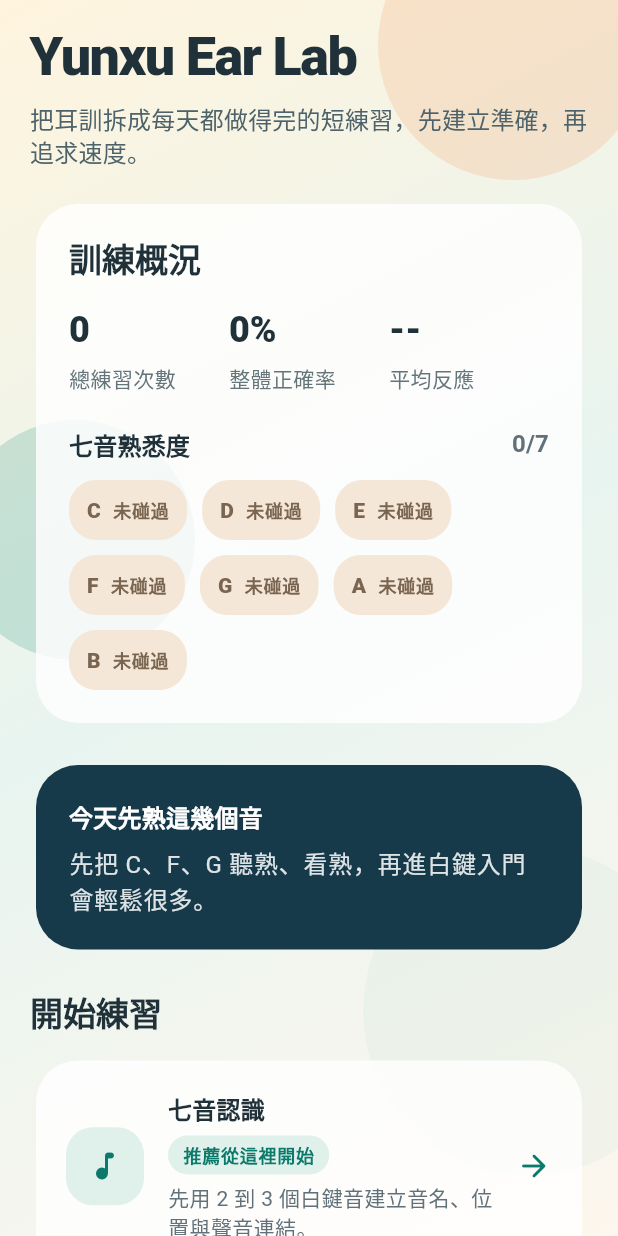
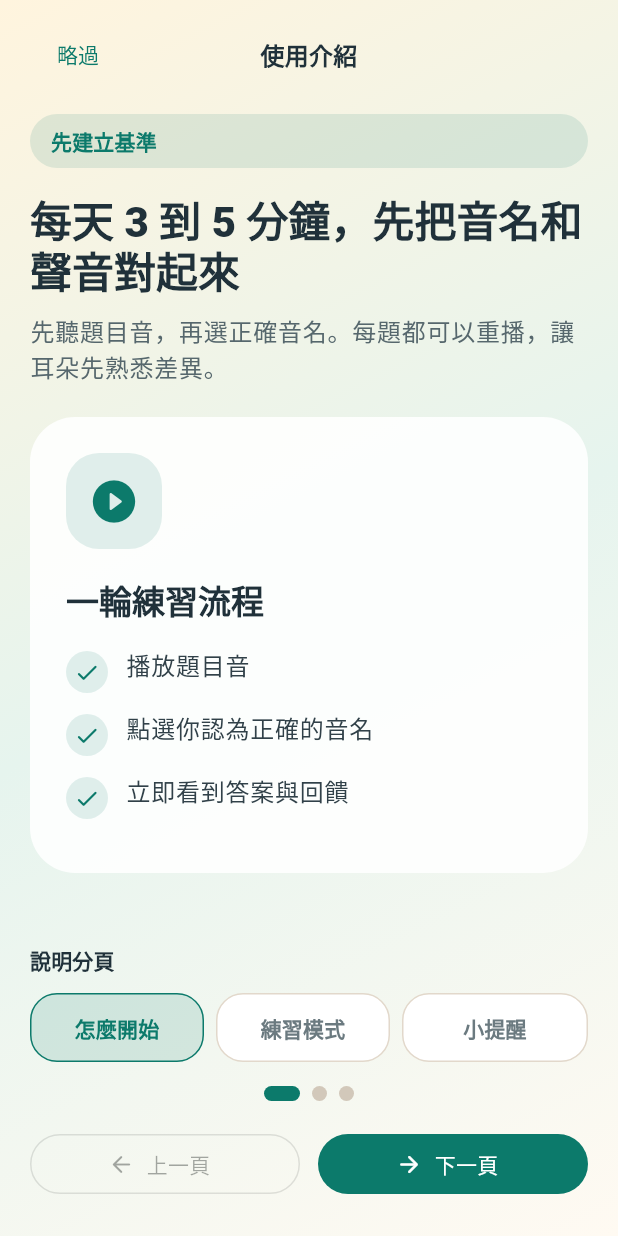
Before and after one commit to nelsonchung/yunxu_absolute_pitch, a Flutter app: the screen it shows after launch, on a phone screen of 412 x 824 dp. Run offline on Flutter 3.47's test engine with Material 3 defaults, Android fonts, the phone set to English and light mode, and no system bars; our stand-ins replace audioplayers, shared_preferences.

Commit message:
降低首次使用門檻並保留使用說明入口
首次啟動直接進入訓練首頁，讓新手缺少操作脈絡；進入首頁後也無法快速重新打開使用說明。這次加入首次引導、底部說明分頁與首頁重開入口，並用 widget 測試鎖定第一次啟動與再次查看說明的流程。

根因 (Root cause):
app 缺少首次啟動引導與重新查看使用說明的入口，導致新使用者不容易理解操作步驟與各練習模式的差異。

解法 (Solution):
新增多頁介紹頁與底部說明分頁導覽，使用 shared_preferences 記錄是否已看過引導，首次啟動先顯示介紹頁，並在首頁右上角加入可重新開啟說明的按鈕，同時補上介紹頁與整體流程的 widget 驗證。

Constraint: 沿用既有 shared_preferences，不新增依賴
Rejected: 只在首頁放靜態說明卡 | 無法覆蓋首次啟動引導流程
Confidence: high
Scope-risk: narrow
Reversibility: clean
Directive: 若後續調整啟動流程或介紹頁結構，請同步更新 app_flow_test 與 intro_page_test
Tested: flutter analyze; flutter test
Not-tested: 實機手動檢查不同螢幕尺寸、深色模式與轉場視覺

```diff
--- a/lib/src/app.dart
+++ b/lib/src/app.dart
@@ -6,6 +6,7 @@
 import 'ear_training/home_page.dart';
 import 'ear_training/note_player.dart';
 import 'ear_training/progress_repository.dart';
+import 'intro/intro_page.dart';
 
 class EarTrainingApp extends StatefulWidget {
   const EarTrainingApp({super.key});
@@ -16,16 +17,19 @@
 
 class _EarTrainingAppState extends State<EarTrainingApp> {
   late final EarTrainingController _controller;
+  late final ProgressRepository _repository;
   late final Future<void> _bootstrap;
+  var _hasSeenIntro = false;
 
   @override
   void initState() {
     super.initState();
+    _repository = ProgressRepository();
     _controller = EarTrainingController(
-      repository: ProgressRepository(),
+      repository: _repository,
       player: NotePlayer(),
     );
-    _bootstrap = _controller.load();
+    _bootstrap = _loadAppState();
   }
 
   @override
@@ -47,10 +51,31 @@
             return const _BootScreen();
           }
 
+          if (!_hasSeenIntro) {
+            return IntroPage(onFinished: _completeIntro);
+          }
+
           return EarTrainingHomePage(controller: _controller);
         },
       ),
     );
+  }
+
+  Future<void> _loadAppState() async {
+    await _controller.load();
+    _hasSeenIntro = await _repository.hasSeenIntro();
+  }
+
+  Future<void> _completeIntro() async {
+    await _repository.markIntroSeen();
+
+    if (!mounted) {
+      return;
+    }
+
+    setState(() {
+      _hasSeenIntro = true;
+    });
   }
 
   ThemeData _buildTheme() {
--- a/lib/src/ear_training/home_page.dart
+++ b/lib/src/ear_training/home_page.dart
@@ -1,5 +1,6 @@
 import 'package:flutter/material.dart';
 
+import '../intro/intro_page.dart';
 import 'controller.dart';
 import 'note_library.dart';
 import 'practice_page.dart';
@@ -42,7 +43,7 @@
                   child: ListView(
                     padding: const EdgeInsets.fromLTRB(20, 16, 20, 28),
                     children: [
-                      const _Header(),
+                      _Header(onOpenIntro: () => _openIntro(context)),
                       const SizedBox(height: 20),
                       _OverviewCard(progress: progress),
                       const SizedBox(height: 20),
@@ -114,14 +115,34 @@
       ),
     );
   }
+
+  Future<void> _openIntro(BuildContext context) async {
+    await Navigator.of(context).push(
+      MaterialPageRoute<void>(
+        fullscreenDialog: true,
+        builder: (pageContext) => IntroPage(
+          dismissLabel: '關閉',
+          onFinished: () async {
+            Navigator.of(pageContext).pop();
+          },
+        ),
+      ),
+    );
+  }
 }
 
 class _Header extends StatelessWidget {
-  const _Header();
+  const _Header({required this.onOpenIntro});
+
+  final VoidCallback onOpenIntro;
 
   @override
   Widget build(BuildContext context) {
-    return Column(
+    return Row(
+      crossAxisAlignment: CrossAxisAlignment.start,
+      children: [
+        Expanded(
+          child: Column(
             crossAxisAlignment: CrossAxisAlignment.start,
             children: [
               Text(
@@ -138,6 +159,15 @@
                   color: const Color(0xFF4D626A),
                   height: 1.4,
                 ),
+              ),
+            ],
+          ),
+        ),
+        const SizedBox(width: 12),
+        IconButton.filledTonal(
+          tooltip: '查看介紹',
+          onPressed: onOpenIntro,
+          icon: const Icon(Icons.info_outline_rounded),
         ),
       ],
     );
--- a/lib/src/ear_training/progress_repository.dart
+++ b/lib/src/ear_training/progress_repository.dart
@@ -6,6 +6,7 @@
 
 class ProgressRepository {
   static const _storageKey = 'yunxu_ear_training_progress_v1';
+  static const _introSeenKey = 'yunxu_intro_seen_v1';
 
   Future<ProgressSnapshot> load() async {
     final preferences = await SharedPreferences.getInstance();
@@ -27,4 +28,14 @@
     final preferences = await SharedPreferences.getInstance();
     await preferences.setString(_storageKey, jsonEncode(snapshot.toJson()));
   }
+
+  Future<bool> hasSeenIntro() async {
+    final preferences = await SharedPreferences.getInstance();
+    return preferences.getBool(_introSeenKey) ?? false;
+  }
+
+  Future<void> markIntroSeen() async {
+    final preferences = await SharedPreferences.getInstance();
+    await preferences.setBool(_introSeenKey, true);
+  }
 }
--- /dev/null
+++ b/lib/src/intro/intro_page.dart
@@ -0,0 +1,421 @@
+import 'package:flutter/material.dart';
+
+class IntroPage extends StatefulWidget {
+  const IntroPage({
+    super.key,
+    required this.onFinished,
+    this.dismissLabel = '略過',
+  });
+
+  final Future<void> Function() onFinished;
+  final String dismissLabel;
+
+  @override
+  State<IntroPage> createState() => _IntroPageState();
+}
+
+class _IntroPageState extends State<IntroPage> {
+  static const _sections = [
+    _IntroSectionData(
+      tabLabel: '怎麼開始',
+      badge: '先建立基準',
+      title: '每天 3 到 5 分鐘，先把音名和聲音對起來',
+      description: '先聽題目音，再選正確音名。每題都可以重播，讓耳朵先熟悉差異。',
+      panelTitle: '一輪練習流程',
+      panelItems: ['播放題目音', '點選你認為正確的音名', '立即看到答案與回饋'],
+      accent: Color(0xFF0C7A6B),
+      icon: Icons.play_circle_fill_rounded,
+    ),
+    _IntroSectionData(
+      tabLabel: '練習模式',
+      badge: '循序展開',
+      title: '練習模式會跟著你的熟悉度逐步解鎖',
+      description: '先從幾個錨點音開始，再擴展到白鍵、十二音，最後回頭補強弱點。',
+      panelTitle: '目前內建的模式',
+      panelItems: [
+        '音名入門：先熟 C、F、G',
+        '白鍵練習：建立七音輪廓',
+        '十二音挑戰：擴展到全音域',
+        '弱點複習：回頭加強容易錯的音',
+      ],
+      accent: Color(0xFFF4975C),
+      icon: Icons.layers_rounded,
+    ),
+    _IntroSectionData(
+      tabLabel: '小提醒',
+      badge: '先求準，再求快',
+      title: '不用搶快，先把每個音的差異聽清楚',
+      description: '如果聽不出來就先重播。答對率穩定後，速度會跟著自然上來。',
+      panelTitle: '練習時的小習慣',
+      panelItems: ['短時間反覆練，比偶爾練很久更有效', '答錯的音會變成下一輪的重點', '看到回饋時，順便記住正確音名'],
+      accent: Color(0xFF173A4B),
+      icon: Icons.lightbulb_rounded,
+    ),
+  ];
+
+  final PageController _pageController = PageController();
+  var _currentIndex = 0;
+  var _isCompleting = false;
+
+  bool get _isLastPage => _currentIndex == _sections.length - 1;
+
+  @override
+  void dispose() {
+    _pageController.dispose();
+    super.dispose();
+  }
+
+  Future<void> _goToPage(int index) async {
+    await _pageController.animateToPage(
+      index,
+      duration: const Duration(milliseconds: 260),
+      curve: Curves.easeOutCubic,
+    );
+  }
+
+  Future<void> _finish() async {
+    if (_isCompleting) {
+      return;
+    }
+
+    setState(() {
+      _isCompleting = true;
+    });
+
+    await widget.onFinished();
+
+    if (!mounted) {
+      return;
+    }
+
+    setState(() {
+      _isCompleting = false;
+    });
+  }
+
+  @override
+  Widget build(BuildContext context) {
+    return Scaffold(
+      body: DecoratedBox(
+        decoration: const BoxDecoration(
+          gradient: LinearGradient(
+            begin: Alignment.topLeft,
+            end: Alignment.bottomRight,
+            colors: [Color(0xFFFFF4DE), Color(0xFFE6F4EE), Color(0xFFFFFAF2)],
+          ),
+        ),
+        child: SafeArea(
+          child: Column(
+            children: [
+              Padding(
+                padding: const EdgeInsets.fromLTRB(20, 12, 20, 8),
+                child: Row(
+                  children: [
+                    TextButton(
+                      key: const Key('intro-dismiss-button'),
+                      onPressed: _isCompleting ? null : _finish,
+                      child: Text(widget.dismissLabel),
+                    ),
+                    Expanded(
+                      child: Text(
+                        '使用介紹',
+                        textAlign: TextAlign.center,
+                        style: Theme.of(context).textTheme.titleMedium
+                            ?.copyWith(fontWeight: FontWeight.w800),
+                      ),
+                    ),
+                    const SizedBox(width: 64),
+                  ],
+                ),
+              ),
+              Expanded(
+                child: PageView.builder(
+                  controller: _pageController,
+                  itemCount: _sections.length,
+                  onPageChanged: (index) {
+                    setState(() {
+                      _currentIndex = index;
+                    });
+                  },
+                  itemBuilder: (context, index) {
+                    return _IntroSlide(section: _sections[index]);
+                  },
+                ),
+              ),
+              Padding(
+                padding: const EdgeInsets.fromLTRB(20, 12, 20, 24),
+                child: Column(
+                  mainAxisSize: MainAxisSize.min,
+                  children: [
+                    Align(
+                      alignment: Alignment.centerLeft,
+                      child: Text(
+                        '說明分頁',
+                        style: Theme.of(context).textTheme.titleSmall?.copyWith(
+                          fontWeight: FontWeight.w800,
+                        ),
+                      ),
+                    ),
+                    const SizedBox(height: 12),
+                    Row(
+                      children: List.generate(_sections.length, (index) {
+                        final section = _sections[index];
+                        return Expanded(
+                          child: Padding(
+                            padding: EdgeInsets.only(
+                              right: index == _sections.length - 1 ? 0 : 8,
+                            ),
+                            child: _SectionTab(
+                              key: Key('intro-tab-$index'),
+                              label: section.tabLabel,
+                              isSelected: index == _currentIndex,
+                              accent: section.accent,
+                              onTap: () => _goToPage(index),
+                            ),
+                          ),
+                        );
+                      }),
+                    ),
+                    const SizedBox(height: 16),
+                    Row(
+                      mainAxisAlignment: MainAxisAlignment.center,
+                      children: List.generate(_sections.length, (index) {
+                        final isSelected = index == _currentIndex;
+                        return AnimatedContainer(
+                          duration: const Duration(milliseconds: 220),
+                          width: isSelected ? 24 : 10,
+                          height: 10,
+                          margin: const EdgeInsets.symmetric(horizontal: 4),
+                          decoration: BoxDecoration(
+                            color: isSelected
+                                ? _sections[index].accent
+                                : const Color(0xFFD2C8BA),
+                            borderRadius: BorderRadius.circular(999),
+                          ),
+                        );
+                      }),
+                    ),
+                    const SizedBox(height: 18),
+                    Row(
+                      children: [
+                        Expanded(
+                          child: OutlinedButton.icon(
+                            key: const Key('intro-previous-button'),
+                            onPressed: _currentIndex == 0 || _isCompleting
+                                ? null
+                                : () => _goToPage(_currentIndex - 1),
+                            icon: const Icon(Icons.arrow_back_rounded),
+                            label: const Text('上一頁'),
+                          ),
+                        ),
+                        const SizedBox(width: 12),
+                        Expanded(
+                          child: FilledButton.icon(
+                            key: Key(
+                              _isLastPage
+                                  ? 'intro-finish-button'
+                                  : 'intro-next-button',
+                            ),
+                            onPressed: _isCompleting
+                                ? null
+                                : _isLastPage
+                                ? _finish
+                                : () => _goToPage(_currentIndex + 1),
+                            icon: Icon(
+                              _isLastPage
+                                  ? Icons.flag_rounded
+                                  : Icons.arrow_forward_rounded,
+                            ),
+                            label: Text(
+                              _isLastPage
+                                  ? (_isCompleting ? '處理中...' : '開始練習')
+                                  : '下一頁',
+                            ),
+                          ),
+                        ),
+                      ],
+                    ),
+                  ],
+                ),
+              ),
+            ],
+          ),
+        ),
+      ),
+    );
+  }
+}
+
+class _IntroSlide extends StatelessWidget {
+  const _IntroSlide({required this.section});
+
+  final _IntroSectionData section;
+
+  @override
+  Widget build(BuildContext context) {
+    return ListView(
+      padding: const EdgeInsets.fromLTRB(20, 8, 20, 8),
+      children: [
+        Container(
+          padding: const EdgeInsets.symmetric(horizontal: 14, vertical: 8),
+          decoration: BoxDecoration(
+            color: section.accent.withValues(alpha: 0.12),
+            borderRadius: BorderRadius.circular(999),
+          ),
+          child: Text(
+            section.badge,
+            style: Theme.of(context).textTheme.labelLarge?.copyWith(
+              color: section.accent,
+              fontWeight: FontWeight.w800,
+            ),
+          ),
+        ),
+        const SizedBox(height: 18),
+        Text(
+          section.title,
+          style: Theme.of(context).textTheme.headlineMedium?.copyWith(
+            fontWeight: FontWeight.w900,
+            height: 1.15,
+          ),
+        ),
+        const SizedBox(height: 12),
+        Text(
+          section.description,
+          style: Theme.of(context).textTheme.bodyLarge?.copyWith(
+            color: const Color(0xFF56676D),
+            height: 1.5,
+          ),
+        ),
+        const SizedBox(height: 22),
+        Container(
+          padding: const EdgeInsets.all(24),
+          decoration: BoxDecoration(
+            color: Colors.white.withValues(alpha: 0.88),
+            borderRadius: BorderRadius.circular(30),
+          ),
+          child: Column(
+            crossAxisAlignment: CrossAxisAlignment.start,
+            children: [
+              Container(
+                width: 64,
+                height: 64,
+                decoration: BoxDecoration(
+                  color: section.accent.withValues(alpha: 0.12),
+                  borderRadius: BorderRadius.circular(22),
+                ),
+                child: Icon(section.icon, color: section.accent, size: 34),
+              ),
+              const SizedBox(height: 20),
+              Text(
+                section.panelTitle,
+                style: Theme.of(
+                  context,
+                ).textTheme.titleLarge?.copyWith(fontWeight: FontWeight.w800),
+              ),
+              const SizedBox(height: 18),
+              ...section.panelItems.map(
+                (item) => Padding(
+                  padding: const EdgeInsets.only(bottom: 12),
+                  child: Row(
+                    crossAxisAlignment: CrossAxisAlignment.start,
+                    children: [
+                      Container(
+                        width: 28,
+                        height: 28,
+                        margin: const EdgeInsets.only(top: 2),
+                        decoration: BoxDecoration(
+                          color: section.accent.withValues(alpha: 0.12),
+                          shape: BoxShape.circle,
+                        ),
+                        child: Icon(
+                          Icons.check_rounded,
+                          color: section.accent,
+                          size: 18,
+                        ),
+                      ),
+                      const SizedBox(width: 12),
+                      Expanded(
+                        child: Text(
+                          item,
+                          style: Theme.of(context).textTheme.bodyLarge
+                              ?.copyWith(
+                                color: const Color(0xFF314149),
+                                height: 1.45,
+                              ),
+                        ),
+                      ),
+                    ],
+                  ),
+                ),
+              ),
+            ],
+          ),
+        ),
+      ],
+    );
+  }
+}
+
+class _SectionTab extends StatelessWidget {
+  const _SectionTab({
+    super.key,
+    required this.label,
+    required this.isSelected,
+    required this.accent,
+    required this.onTap,
+  });
+
+  final String label;
+  final bool isSelected;
+  final Color accent;
+  final VoidCallback onTap;
+
+  @override
+  Widget build(BuildContext context) {
+    return InkWell(
+      borderRadius: BorderRadius.circular(18),
+      onTap: onTap,
+      child: AnimatedContainer(
+        duration: const Duration(milliseconds: 220),
+        padding: const EdgeInsets.symmetric(horizontal: 12, vertical: 12),
+        decoration: BoxDecoration(
+          color: isSelected ? accent.withValues(alpha: 0.14) : Colors.white,
+          borderRadius: BorderRadius.circular(18),
+          border: Border.all(
+            color: isSelected ? accent : const Color(0xFFE2D8CB),
+          ),
+        ),
+        child: Text(
+          label,
+          textAlign: TextAlign.center,
+          style: Theme.of(context).textTheme.labelLarge?.copyWith(
+            color: isSelected ? accent : const Color(0xFF6B7A80),
+            fontWeight: FontWeight.w800,
+          ),
+        ),
+      ),
+    );
+  }
+}
+
+class _IntroSectionData {
+  const _IntroSectionData({
+    required this.tabLabel,
+    required this.badge,
+    required this.title,
+    required this.description,
+    required this.panelTitle,
+    required this.panelItems,
+    required this.accent,
+    required this.icon,
+  });
+
+  final String tabLabel;
+  final String badge;
+  final String title;
+  final String description;
+  final String panelTitle;
+  final List<String> panelItems;
+  final Color accent;
+  final IconData icon;
+}
```
Also changed, not shown: 2 other files. Lines whose indentation alone changed are shown as unchanged.
